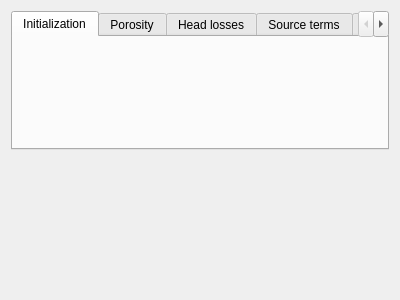
Above: gui/Pages/VolumicConditionsForm.ui from code-saturne/code_saturne before the change. Below: the same form after it.
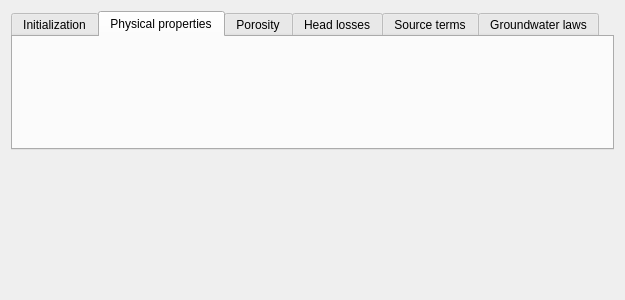
That is the form after the change. Custom widgets are drawn as their Qt base class.

Commit message: Major commit : Change handling of physical properties and internal coupling

```diff
--- a/gui/Pages/VolumicConditionsForm.ui
+++ b/gui/Pages/VolumicConditionsForm.ui
@@ -6,7 +6,7 @@
             <rect>
                 <x>0</x>
                 <y>0</y>
-                <width>400</width>
+    <width>625</width>
                 <height>300</height>
             </rect>
         </property>
@@ -17,7 +17,7 @@
             <item>
                 <widget class="QTabWidget" name="tabWidget">
                     <property name="currentIndex">
-                        <number>0</number>
+      <number>1</number>
                     </property>
                     <widget class="QWidget" name="initializationPage">
                         <attribute name="title">
@@ -28,8 +28,20 @@
                                 <widget class="InitializationView" name="saturneInitializationWidget" native="true"/>
                             </item>
                             <item>
-                                <widget class="MainFieldsInitializationView" name="neptuneInitializationWidget"
-                                        native="true"/>
+        <widget class="MainFieldsInitializationView" name="neptuneInitializationWidget" native="true"/>
+       </item>
+      </layout>
+     </widget>
+     <widget class="QWidget" name="propertiesPage">
+      <attribute name="title">
+       <string>Physical properties</string>
+      </attribute>
+      <layout class="QVBoxLayout" name="verticalLayout">
+       <item>
+         <widget class="FluidCharacteristicsView" name="saturnePropertiesWidget" native="true"/>
+       </item>
+       <item>
+         <widget class="ThermodynamicsView" name="neptunePropertiesWidget" native="true"/>
                             </item>
                         </layout>
                     </widget>
@@ -122,6 +134,18 @@
             <header>MainFieldsSourceTermsView</header>
             <container>1</container>
         </customwidget>
+  <customwidget>
+   <class>FluidCharacteristicsView</class>
+   <extends>QWidget</extends>
+   <header>FluidCharacteristicsView</header>
+   <container>1</container>
+  </customwidget>
+  <customwidget>
+   <class>ThermodynamicsView</class>
+   <extends>QWidget</extends>
+   <header>ThermodynamicsView</header>
+   <container>1</container>
+  </customwidget>
     </customwidgets>
     <resources/>
     <connections/>
```
Left out of the diff: 3 changed lines with no effect on the pictures. Lines whose indentation alone changed are shown as unchanged. The commit also changes 30 other files.
